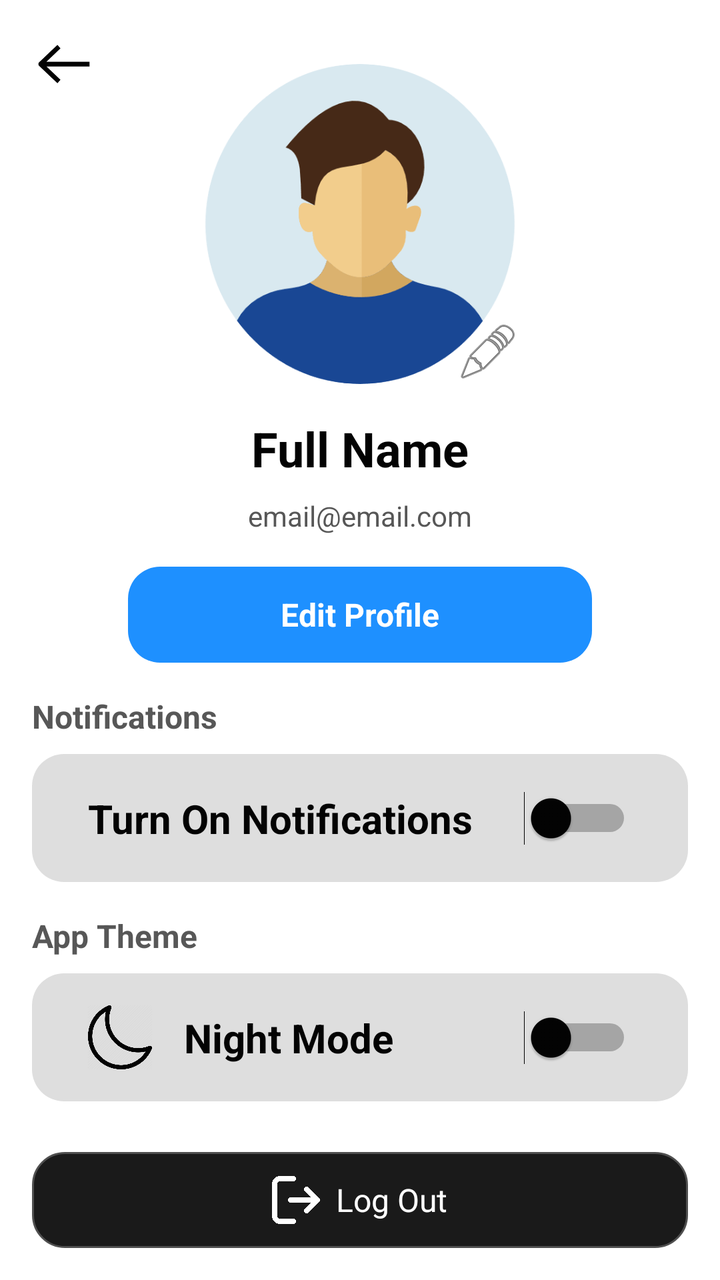
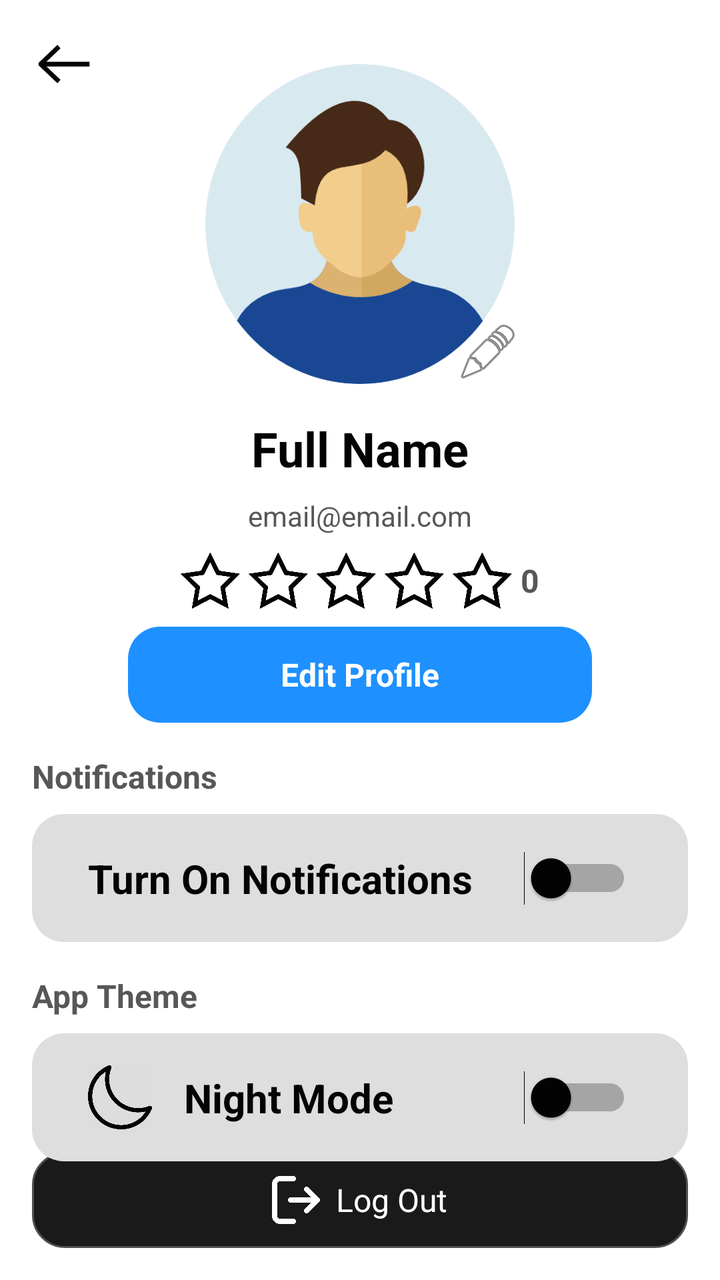

An Android layout rendered at two revisions. The XML below is the earlier revision; the diff shows what the commit changed to produce the second picture.
<!-- AndroidManifest.xml: application theme Theme.TFG -->
<!-- res/layout/activity_profile.xml -->
<?xml version="1.0" encoding="utf-8"?>
<androidx.constraintlayout.widget.ConstraintLayout xmlns:android="http://schemas.android.com/apk/res/android"
    xmlns:app="http://schemas.android.com/apk/res-auto"
    xmlns:tools="http://schemas.android.com/tools"
    android:id="@+id/main"
    android:layout_width="match_parent"
    android:layout_height="match_parent"
    android:background="?attr/colorPrimary"
    tools:context=".ProfileActivity" >

    <LinearLayout
        android:id="@+id/logoutBtn"
        android:layout_width="match_parent"
        android:layout_height="wrap_content"
        android:layout_marginStart="16dp"
        android:layout_marginEnd="16dp"
        android:layout_marginBottom="16dp"
        android:background="@drawable/rounded_button_black"
        android:gravity="center"
        android:orientation="horizontal"
        android:padding="12dp"
        app:layout_constraintBottom_toBottomOf="parent"
        app:layout_constraintEnd_toEndOf="parent"
        app:layout_constraintStart_toStartOf="parent">

        <ImageView
            android:layout_width="24dp"
            android:layout_height="24dp"
            android:contentDescription="Icono del botón"
            android:src="@drawable/logout"
            app:tint="#FFFFFF" />

        <Space
            android:layout_width="8dp"
            android:layout_height="wrap_content" />

        <TextView
            android:layout_width="wrap_content"
            android:layout_height="wrap_content"
            android:text="Log Out"
            android:textColor="#FFFFFF"
            android:textSize="16sp" />
    </LinearLayout>

    <com.google.android.material.imageview.ShapeableImageView
        android:id="@+id/profilePic"
        style="@style/RoundedImage"
        android:layout_width="160dp"
        android:layout_height="160dp"
        android:layout_marginTop="32dp"
        app:layout_constraintEnd_toEndOf="parent"
        app:layout_constraintStart_toStartOf="parent"
        app:layout_constraintTop_toTopOf="parent"
        app:srcCompat="@drawable/man" />

    <ImageView
        android:id="@+id/imageView3"
        android:layout_width="wrap_content"
        android:layout_height="wrap_content"
        app:layout_constraintBottom_toBottomOf="@+id/profilePic"
        app:layout_constraintEnd_toEndOf="@+id/profilePic"
        app:srcCompat="@android:drawable/ic_menu_edit" />

    <ImageView
        android:id="@+id/backBtn"
        android:layout_width="32dp"
        android:layout_height="32dp"
        android:layout_marginStart="16dp"
        android:layout_marginTop="16dp"
        android:rotation="180"
        app:tint="?attr/colorContrast"
        app:layout_constraintStart_toStartOf="parent"
        app:layout_constraintTop_toTopOf="parent"
        app:srcCompat="@drawable/arrow" />

    <TextView
        android:id="@+id/userTxt"
        android:layout_width="wrap_content"
        android:layout_height="wrap_content"
        android:layout_marginTop="16dp"
        android:text="Full Name"
        android:textColor="?attr/colorContrast"
        android:textSize="24sp"
        android:textStyle="bold"
        app:layout_constraintEnd_toEndOf="parent"
        app:layout_constraintStart_toStartOf="parent"
        app:layout_constraintTop_toBottomOf="@+id/profilePic" />

    <TextView
        android:id="@+id/mailText"
        android:layout_width="wrap_content"
        android:layout_height="wrap_content"
        android:layout_marginTop="8dp"
        android:text="email@email.com"
        android:textColor="?attr/colorTextSecondary"
        app:layout_constraintEnd_toEndOf="parent"
        app:layout_constraintStart_toStartOf="parent"
        app:layout_constraintTop_toBottomOf="@+id/userTxt" />

    <TextView
        android:id="@+id/textView4"
        android:layout_width="wrap_content"
        android:layout_height="wrap_content"
        android:layout_marginStart="16dp"
        android:layout_marginTop="16dp"
        android:text="Notifications"
        android:textColor="?attr/colorTextSecondary"
        android:textSize="16sp"
        android:textStyle="bold"
        app:layout_constraintStart_toStartOf="parent"
        app:layout_constraintTop_toBottomOf="@+id/signUpBtn" />

    <TextView
        android:id="@+id/textView5"
        android:layout_width="wrap_content"
        android:layout_height="wrap_content"
        android:layout_marginStart="16dp"
        android:layout_marginTop="16dp"
        android:text="App Theme"
        android:textColor="?attr/colorTextSecondary"
        android:textSize="16sp"
        android:textStyle="bold"
        app:layout_constraintStart_toStartOf="parent"
        app:layout_constraintTop_toBottomOf="@+id/constraintLayout2" />

    <LinearLayout
        android:id="@+id/signUpBtn"
        android:layout_width="0dp"
        android:layout_height="48dp"
        android:layout_marginStart="64dp"
        android:layout_marginTop="16dp"
        android:layout_marginEnd="64dp"
        android:background="@drawable/rounded_button"
        android:gravity="center"
        android:orientation="horizontal"
        android:padding="12dp"
        app:layout_constraintEnd_toEndOf="parent"
        app:layout_constraintStart_toStartOf="parent"
        app:layout_constraintTop_toBottomOf="@+id/mailText">

        <TextView
            android:layout_width="wrap_content"
            android:layout_height="wrap_content"
            android:text="Edit Profile"
            android:textColor="#FFFFFF"
            android:textSize="16sp"
            android:textStyle="bold" />
    </LinearLayout>

    <androidx.constraintlayout.widget.ConstraintLayout
        android:id="@+id/constraintLayout"
        android:layout_width="0dp"
        android:layout_height="64dp"
        android:layout_marginStart="16dp"
        android:layout_marginTop="8dp"
        android:layout_marginEnd="16dp"
        android:background="@drawable/rounded_edittext"
        app:layout_constraintEnd_toEndOf="parent"
        app:layout_constraintStart_toStartOf="parent"
        app:layout_constraintTop_toBottomOf="@+id/textView5">

        <ImageView
            android:id="@+id/nightModeIV"
            android:layout_width="32dp"
            android:layout_height="32dp"
            android:layout_marginStart="16dp"
            app:tint="?attr/colorContrast"
            app:layout_constraintBottom_toBottomOf="parent"
            app:layout_constraintStart_toStartOf="parent"
            app:layout_constraintTop_toTopOf="parent"
            app:srcCompat="@drawable/nightmode" />

        <TextView
            android:id="@+id/textView"
            android:layout_width="wrap_content"
            android:layout_height="wrap_content"
            android:layout_marginStart="16dp"
            android:text="Night Mode"
            android:textColor="?attr/colorContrast"
            android:textSize="20sp"
            android:textStyle="bold"
            app:layout_constraintBottom_toBottomOf="parent"
            app:layout_constraintStart_toEndOf="@+id/nightModeIV"
            app:layout_constraintTop_toTopOf="parent" />

        <Switch
            android:id="@+id/switch2"
            android:layout_width="wrap_content"
            android:layout_height="wrap_content"
            android:layout_marginEnd="16dp"
            android:thumbTint="@color/switch_thumb"
            android:trackTint="@color/switch_track"
            app:layout_constraintBottom_toBottomOf="parent"
            app:layout_constraintEnd_toEndOf="parent"
            app:layout_constraintTop_toTopOf="parent"
            tools:checked="true"
            tools:ignore="UseSwitchCompatOrMaterialXml" />
    </androidx.constraintlayout.widget.ConstraintLayout>

    <androidx.constraintlayout.widget.ConstraintLayout
        android:id="@+id/constraintLayout2"
        android:layout_width="0dp"
        android:layout_height="64dp"
        android:layout_marginStart="16dp"
        android:layout_marginTop="8dp"
        android:layout_marginEnd="16dp"
        android:background="@drawable/rounded_edittext"
        app:layout_constraintEnd_toEndOf="parent"
        app:layout_constraintStart_toStartOf="parent"
        app:layout_constraintTop_toBottomOf="@+id/textView4">

        <TextView
            android:layout_width="wrap_content"
            android:layout_height="wrap_content"
            android:layout_marginStart="16dp"
            android:text="Turn On Notifications"
            android:textColor="?attr/colorContrast"
            android:textSize="20sp"
            android:textStyle="bold"
            app:layout_constraintBottom_toBottomOf="parent"
            app:layout_constraintStart_toStartOf="parent"
            app:layout_constraintTop_toTopOf="parent" />

        <Switch
            android:id="@+id/switch1"
            android:layout_width="wrap_content"
            android:layout_height="wrap_content"
            android:thumbTint="@color/switch_thumb"
            android:trackTint="@color/switch_track"
            android:layout_marginEnd="16dp"
            app:layout_constraintBottom_toBottomOf="parent"
            app:layout_constraintEnd_toEndOf="parent"
            app:layout_constraintTop_toTopOf="parent"
            tools:ignore="UseSwitchCompatOrMaterialXml" />
    </androidx.constraintlayout.widget.ConstraintLayout>

</androidx.constraintlayout.widget.ConstraintLayout>
<!-- resources referenced by this layout -->
<resources>
  <!-- drawable arrow: png bitmap (drawable, 1702 bytes) -->
  <!-- drawable logout: png bitmap (drawable, 29364 bytes) -->
  <!-- drawable man: png bitmap (drawable, 16637 bytes) -->
  <!-- drawable nightmode: png bitmap (drawable, 21428 bytes) -->
  <!-- drawable rounded_button (drawable) -->
  <shape xmlns:android="http://schemas.android.com/apk/res/android">
      <solid android:color="?attr/globalBlue"/>
      <corners android:radius="16dp"/>
      <padding
          android:left="16dp"
          android:right="16dp"
          android:top="10dp"
          android:bottom="10dp"/>
  </shape>
  <!-- drawable rounded_button_black (drawable) -->
  <shape xmlns:android="http://schemas.android.com/apk/res/android">
      <solid android:color="#1A1A1A"/>
      <corners android:radius="16dp"/>
      <stroke
          android:width="1dp"
          android:color="#4F4F4F" />
      <padding
          android:left="16dp"
          android:right="16dp"
          android:top="10dp"
          android:bottom="10dp"/>
  </shape>
  <!-- drawable rounded_edittext (drawable) -->
  <shape xmlns:android="http://schemas.android.com/apk/res/android">
      <solid android:color="?attr/colorBackground2" />
  
      <corners android:radius="16dp" />
  
      <padding
          android:left="12dp"
          android:right="12dp"
          android:top="12dp"
          android:bottom="12dp" />
  </shape>
  <style name="RoundedImage">
          <item name="shapeAppearanceOverlay">@style/RoundedCorners</item>
      </style>
  <style name="Theme.TFG" parent="Base.Theme.TFG" />
  <style name="RoundedCorners">
          <item name="cornerFamily">rounded</item>
          <item name="cornerSize">50%</item> 
      </style>
  <style name="Base.Theme.TFG" parent="Theme.Material3.DayNight.NoActionBar">
          <item name="colorPrimary">@color/mainBackgroundWhite</item>
          <item name="colorContrast">@color/mainTextWhite</item>
          <item name="colorBackground2">@color/background2White</item>
          <item name="colorTextSecondary">@color/secondTextWhite</item>
          <item name="globalBlue">@color/globalBlue</item>
      </style>
  <color name="mainBackgroundWhite">#FFFFFF</color>
  <color name="mainTextWhite">#030303</color>
  <color name="background2White">#DEDEDE</color>
  <color name="secondTextWhite">#575757</color>
  <color name="globalBlue">#1E90FF</color>
</resources>

<!-- the commit's change to res/layout/activity_profile.xml (unified diff, before → after) -->
@@ -124,11 +124,77 @@
         app:layout_constraintTop_toBottomOf="@+id/constraintLayout2" />
 
     <LinearLayout
+        android:id="@+id/starLL"
+        android:layout_width="wrap_content"
+        android:layout_height="wrap_content"
+        android:layout_marginTop="8dp"
+        android:gravity="center|center_horizontal"
+        android:orientation="horizontal"
+        app:layout_constraintEnd_toEndOf="parent"
+        app:layout_constraintStart_toStartOf="parent"
+        app:layout_constraintTop_toBottomOf="@+id/mailText">
+
+        <ImageView
+            android:id="@+id/star1"
+            android:layout_width="30dp"
+            android:layout_height="30dp"
+            android:layout_weight="1"
+            android:tint="?attr/colorContrast"
+            app:srcCompat="@drawable/star_empty" />
+
+        <ImageView
+            android:id="@+id/star2"
+            android:layout_width="30dp"
+            android:layout_height="30dp"
+            android:layout_marginLeft="4dp"
+            android:layout_weight="1"
+            android:tint="?attr/colorContrast"
+            app:srcCompat="@drawable/star_empty" />
+
+        <ImageView
+            android:id="@+id/star3"
+            android:layout_width="30dp"
+            android:layout_height="30dp"
+            android:layout_marginLeft="4dp"
+            android:layout_weight="1"
+            android:tint="?attr/colorContrast"
+            app:srcCompat="@drawable/star_empty" />
+
+        <ImageView
+            android:id="@+id/star4"
+            android:layout_width="30dp"
+            android:layout_height="30dp"
+            android:layout_marginLeft="4dp"
+            android:layout_weight="1"
+            android:tint="?attr/colorContrast"
+            app:srcCompat="@drawable/star_empty" />
+
+        <ImageView
+            android:id="@+id/star5"
+            android:layout_width="30dp"
+            android:layout_height="30dp"
+            android:layout_marginLeft="4dp"
+            android:layout_weight="1"
+            android:tint="?attr/colorContrast"
+            app:srcCompat="@drawable/star_empty" />
+
+        <TextView
+            android:id="@+id/ratingText"
+            android:layout_width="wrap_content"
+            android:layout_height="wrap_content"
+            android:layout_marginLeft="4dp"
+            android:text="0"
+            android:textColor="?attr/colorTextSecondary"
+            android:textSize="16sp"
+            android:textStyle="bold" />
+    </LinearLayout>
+
+    <LinearLayout
         android:id="@+id/signUpBtn"
         android:layout_width="0dp"
         android:layout_height="48dp"
         android:layout_marginStart="64dp"
-        android:layout_marginTop="16dp"
+        android:layout_marginTop="8dp"
         android:layout_marginEnd="64dp"
         android:background="@drawable/rounded_button"
         android:gravity="center"
@@ -136,7 +202,7 @@
         android:padding="12dp"
         app:layout_constraintEnd_toEndOf="parent"
         app:layout_constraintStart_toStartOf="parent"
-        app:layout_constraintTop_toBottomOf="@+id/mailText">
+        app:layout_constraintTop_toBottomOf="@+id/starLL">
 
         <TextView
             android:layout_width="wrap_content"
<!-- resource entries referenced after the edit -->
@@ -39,6 +39,7 @@
           android:top="12dp"
           android:bottom="12dp" />
   </shape>
+  <!-- drawable star_empty: png bitmap (drawable, 9334 bytes) -->
   <style name="RoundedImage">
           <item name="shapeAppearanceOverlay">@style/RoundedCorners</item>
       </style>
